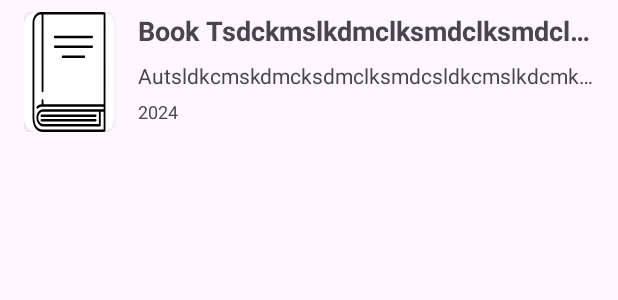
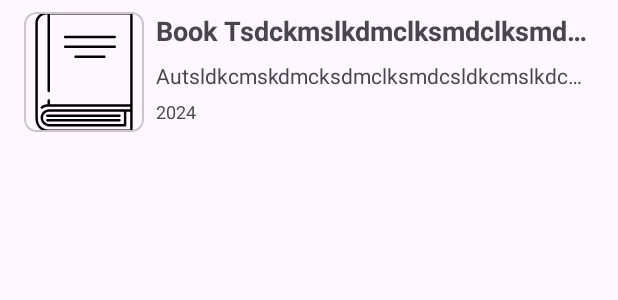
Before and after one commit to Shadabkia/BookExplorer, an Android app: the layout item_book.xml on its own in the app's theme, with its tools: preview values and no code run, on a phone screen of 412 x 824 dp. Shown: the top 300 px of the screen. Run offline under Robolectric (Android 15) with nearby library versions, the light colour scheme and no system bars.

Commit message:
feat: fix some small ui issues

```diff
--- a/app/src/main/java/com/kia/bookexplorer/ui/search/SearchFragment.kt
+++ b/app/src/main/java/com/kia/bookexplorer/ui/search/SearchFragment.kt
@@ -10,7 +10,9 @@ import androidx.appcompat.widget.SearchView
 import androidx.core.view.doOnPreDraw
 import androidx.core.view.isVisible
 import androidx.fragment.app.viewModels
+import androidx.lifecycle.Lifecycle
 import androidx.lifecycle.lifecycleScope
+import androidx.lifecycle.repeatOnLifecycle
 import androidx.navigation.fragment.FragmentNavigator
 import androidx.navigation.fragment.FragmentNavigatorExtras
 import androidx.navigation.fragment.findNavController
@@ -55,12 +57,14 @@ class SearchFragment : Fragment(), BookListener {
         view.doOnPreDraw { startPostponedEnterTransition() }
 
         // To save fragment state when navigate up from next fragment
-        viewLifecycleOwner.lifecycleScope.launchWhenStarted {
-            viewModel.searchEvents.collect { event ->
-                when (event) {
-                    SearchEvents.InitView -> initViews()
-                    is SearchEvents.SendMessage -> Toast.makeText(requireContext(), event.message, Toast.LENGTH_LONG)
-                        .show()
+        viewLifecycleOwner.lifecycleScope.launch {
+            repeatOnLifecycle(Lifecycle.State.STARTED) {
+                viewModel.searchEvents.collect { event ->
+                    when (event) {
+                        SearchEvents.InitView -> initViews()
+                        is SearchEvents.SendMessage -> Toast.makeText(requireContext(), event.message, Toast.LENGTH_LONG)
+                            .show()
+                    }
                 }
             }
         }
--- a/app/src/main/res/drawable/hard_cover_book.xml
+++ b/app/src/main/res/drawable/hard_cover_book.xml
@@ -1,4 +1,4 @@
-<vector android:height="40dp" android:viewportHeight="489.71"
-    android:viewportWidth="489.71" android:width="40dp" xmlns:android="http://schemas.android.com/apk/res/android">
+<vector android:height="80dp" android:viewportHeight="489.71"
+    android:viewportWidth="489.71" android:width="80dp" xmlns:android="http://schemas.android.com/apk/res/android">
     <path android:fillColor="#000000" android:pathData="M95.25,418.53h294.48c2.76,0 5,2.24 5,5s-2.24,5 -5,5H95.25c-2.76,0 -5,-2.24 -5,-5S92.48,418.53 95.25,418.53zM389.72,437.03H95.25c-2.76,0 -5,2.24 -5,5s2.24,5 5,5h294.48c2.76,0 5,-2.24 5,-5S392.48,437.03 389.72,437.03zM443.35,5v479.71c0,2.76 -2.24,5 -5,5H100.97c-25.19,0 -54.62,-15.14 -54.62,-57.8V45.15C46.35,20.25 66.61,0 91.51,0h346.85C441.12,0 443.35,2.24 443.35,5zM433.35,479.71v-72.77h-15.79v54.92c0,2.76 -2.24,5 -5,5H102.73c-19.28,0 -34.96,-15.68 -34.96,-34.96c0,-19.28 15.68,-34.96 34.96,-34.96h288.41h21.42h20.79v-10.4H94.29c-5.58,0 -12.19,2.51 -18.63,7.07c-0.88,0.62 -1.89,0.92 -2.89,0.92c-1.57,0 -3.11,-0.73 -4.08,-2.11c-1.6,-2.25 -1.06,-5.37 1.19,-6.97c8.11,-5.75 16.78,-8.91 24.41,-8.91h1.68v-15.38c0,-2.76 2.24,-5 5,-5s5,2.24 5,5v15.38h327.39V10H105.97v312.76c0,2.76 -2.24,5 -5,5s-5,-2.24 -5,-5V10h-4.46c-19.38,0 -35.15,15.77 -35.15,35.15v386.75c0,45.5 37.17,47.8 44.62,47.8H433.35zM102.73,406.94c-13.76,0 -24.96,11.2 -24.96,24.96s11.2,24.96 24.96,24.96h304.83v-49.92h-16.42H102.73zM167.9,106.85h202.49c2.76,0 5,-2.24 5,-5c0,-2.76 -2.24,-5 -5,-5h-202.49c-2.76,0 -5,2.24 -5,5C162.9,104.61 165.13,106.85 167.9,106.85zM167.9,147.2h202.49c2.76,0 5,-2.24 5,-5c0,-2.76 -2.24,-5 -5,-5h-202.49c-2.76,0 -5,2.24 -5,5C162.9,144.96 165.13,147.2 167.9,147.2zM327.85,177.55H210.43c-2.76,0 -5,2.24 -5,5s2.24,5 5,5h117.43c2.76,0 5,-2.24 5,-5S330.62,177.55 327.85,177.55z"/>
 </vector>
--- a/app/src/main/res/layout/fragment_book_details.xml
+++ b/app/src/main/res/layout/fragment_book_details.xml
@@ -202,7 +202,7 @@
             style="@style/textRegular12"
             android:layout_width="100dp"
             android:layout_marginHorizontal="@dimen/margin_small"
-            android:layout_marginTop="@dimen/margin_medium"
+            android:layout_marginTop="@dimen/margin_small"
             android:gravity="center"
             android:visibility="visible"
             app:layout_constraintEnd_toEndOf="@+id/tv_items_prices"
--- a/app/src/main/res/layout/item_book.xml
+++ b/app/src/main/res/layout/item_book.xml
@@ -7,25 +7,30 @@
     android:layout_height="wrap_content"
     android:layout_marginHorizontal="8dp"
     android:layout_marginBottom="@dimen/margin_small"
-    android:padding="8dp">
+    android:paddingVertical="8dp"
+    android:paddingEnd="8dp">
 
-    <androidx.cardview.widget.CardView
+
+    <com.google.android.material.card.MaterialCardView
         android:id="@+id/cv_bookCover"
         android:layout_width="wrap_content"
-        android:layout_height="wrap_content"
+        android:layout_height="80dp"
         app:cardCornerRadius="8dp"
         app:layout_constraintBottom_toBottomOf="parent"
+        app:layout_constraintEnd_toStartOf="@+id/tv_bookAuthor"
         app:layout_constraintStart_toStartOf="parent"
         app:layout_constraintTop_toTopOf="parent">
 
-        <ImageView
+        <androidx.appcompat.widget.AppCompatImageView
             android:id="@+id/iv_bookCover"
-            android:layout_width="60dp"
-            android:layout_height="80dp"
+            android:layout_width="wrap_content"
+            android:layout_height="match_parent"
+            android:adjustViewBounds="true"
             android:contentDescription="@string/book_cover"
-            android:scaleType="fitXY"
+            android:maxWidth="80dp"
+            android:scaleType="fitCenter"
             android:src="@drawable/hard_cover_book" />
-    </androidx.cardview.widget.CardView>
+    </com.google.android.material.card.MaterialCardView>
 
     <!-- Book Cover Image -->
 
@@ -35,13 +40,13 @@
         android:id="@+id/tv_bookTitle"
         android:layout_width="0dp"
         android:layout_height="wrap_content"
-        android:layout_marginStart="16dp"
+        android:layout_marginStart="96dp"
         android:ellipsize="end"
         android:maxLines="1"
         android:textSize="18sp"
         android:textStyle="bold"
         app:layout_constraintEnd_toEndOf="parent"
-        app:layout_constraintStart_toEndOf="@id/cv_bookCover"
+        app:layout_constraintStart_toStartOf="parent"
         app:layout_constraintTop_toTopOf="parent"
         tools:text="Book Tsdckmslkdmclksmdclksmdclkms;ldc,sdcitle" />
 
@@ -50,13 +55,12 @@
         android:id="@+id/tv_bookAuthor"
         android:layout_width="0dp"
         android:layout_height="wrap_content"
-        android:layout_marginStart="16dp"
         android:layout_marginTop="8dp"
         android:ellipsize="end"
         android:maxLines="1"
         android:textSize="14sp"
         app:layout_constraintEnd_toEndOf="parent"
-        app:layout_constraintStart_toEndOf="@id/cv_bookCover"
+        app:layout_constraintStart_toStartOf="@+id/tv_bookTitle"
         app:layout_constraintTop_toBottomOf="@id/tv_bookTitle"
         tools:text="Autsldkcmskdmcksdmclksmdcsldkcmslkdcmkjsdncjskdnchor Name" />
 
@@ -65,10 +69,9 @@
         android:id="@+id/tv_bookYear"
         android:layout_width="wrap_content"
         android:layout_height="wrap_content"
-        android:layout_marginStart="16dp"
         android:textSize="12sp"
         app:layout_constraintBottom_toBottomOf="parent"
-        app:layout_constraintStart_toEndOf="@id/cv_bookCover"
+        app:layout_constraintStart_toStartOf="@+id/tv_bookTitle"
         app:layout_constraintTop_toBottomOf="@id/tv_bookAuthor"
         tools:text="2024" />
 </androidx.constraintlayout.widget.ConstraintLayout>
```
